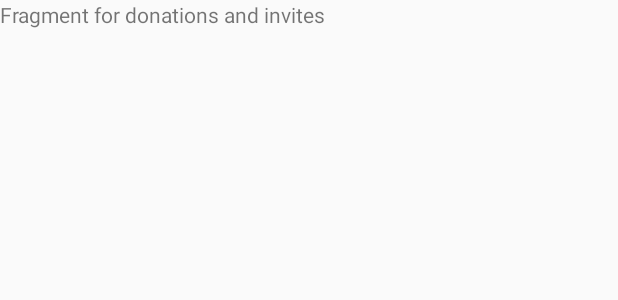
After one commit to EpixP3/Ami, an Android app: the layout fragment_setup_donate.xml on its own in the app's theme, with its tools: preview values and no code run, on a phone screen of 412 x 824 dp. The commit adds this screen. Shown: the top 300 px of the screen. Run offline under Robolectric (Android 15) with nearby library versions, the phone set to English and light mode, and no system bars.

Commit message:
Added last step

```diff
--- a/app/build.gradle
+++ b/app/build.gradle
@@ -25,6 +25,7 @@ dependencies {
     implementation 'com.android.support.constraint:constraint-layout:1.1.3'
     implementation 'com.android.support:support-v4:28.0.0'
     implementation 'com.google.android.gms:play-services-location:16.0.0'
+    implementation 'com.android.volley:volley:1.1.1'
     testImplementation 'junit:junit:4.12'
     androidTestImplementation 'com.android.support.test:runner:1.0.2'
     androidTestImplementation 'com.android.support.test.espresso:espresso-core:3.0.2'
--- a/app/src/main/AndroidManifest.xml
+++ b/app/src/main/AndroidManifest.xml
@@ -6,6 +6,7 @@
     <uses-permission android:name="android.permission.ACCESS_COARSE_LOCATION"/>
     <uses-permission android:name="android.permission.READ_CONTACTS" />
     <uses-permission android:name="android.permission.READ_PHONE_NUMBERS" />
+    <uses-permission android:name="android.permission.READ_SMS" />
     <uses-permission android:name="android.permission.READ_PHONE_STATE" />
     <uses-permission android:name="android.permission.WRITE_CONTACTS" />
 
--- a/app/src/main/java/com/f4pl0/ami/Structures/InterestButton.java
+++ b/app/src/main/java/com/f4pl0/ami/Structures/InterestButton.java
@@ -6,6 +6,7 @@ import android.os.Build;
 import android.support.annotation.RequiresApi;
 import android.view.View;
 
+import com.f4pl0.ami.MainActivity;
 import com.f4pl0.ami.R;
 
 public class InterestButton extends android.support.v7.widget.AppCompatButton {
@@ -36,8 +37,12 @@ public class InterestButton extends android.support.v7.widget.AppCompatButton {
         this.activated = activated;
         if(activated) {
             this.setBackground(getResources().getDrawable(R.drawable.interest_button_true));
+            String inters = getContext().getSharedPreferences("interests", Context.MODE_PRIVATE).getString("user.interests", "");
+            getContext().getSharedPreferences("interests", Context.MODE_PRIVATE).edit().putString("user.interests", inters + ","+name).commit();
         }else{
             this.setBackground(getResources().getDrawable(R.drawable.interest_button_false));
+            String inters = getContext().getSharedPreferences("interests", Context.MODE_PRIVATE).getString("user.interests", "");
+            getContext().getSharedPreferences("interests", Context.MODE_PRIVATE).edit().putString("user.interests", inters.replace(","+name, "")).commit();
         }
     }
     public boolean GetActivated(){
--- /dev/null
+++ b/app/src/main/res/layout/fragment_setup_donate.xml
@@ -0,0 +1,15 @@
+<?xml version="1.0" encoding="utf-8"?>
+<FrameLayout xmlns:android="http://schemas.android.com/apk/res/android"
+    xmlns:tools="http://schemas.android.com/tools"
+    android:layout_width="match_parent"
+    android:layout_height="match_parent"
+    tools:context=".Fragments.SetupDonateFragment">
+
+    <!-- TODO: Update blank fragment layout -->
+
+    <TextView
+        android:id="@+id/textView9"
+        android:layout_width="wrap_content"
+        android:layout_height="wrap_content"
+        android:text="Fragment for donations and invites" />
+</FrameLayout>
```
Also changed, not shown: app/src/main/java/com/f4pl0/ami/Fragments/SetupDonateFragment.java (added, +20 -0 lines), app/src/main/java/com/f4pl0/ami/SetupActivity.java (+71 -8 lines).
